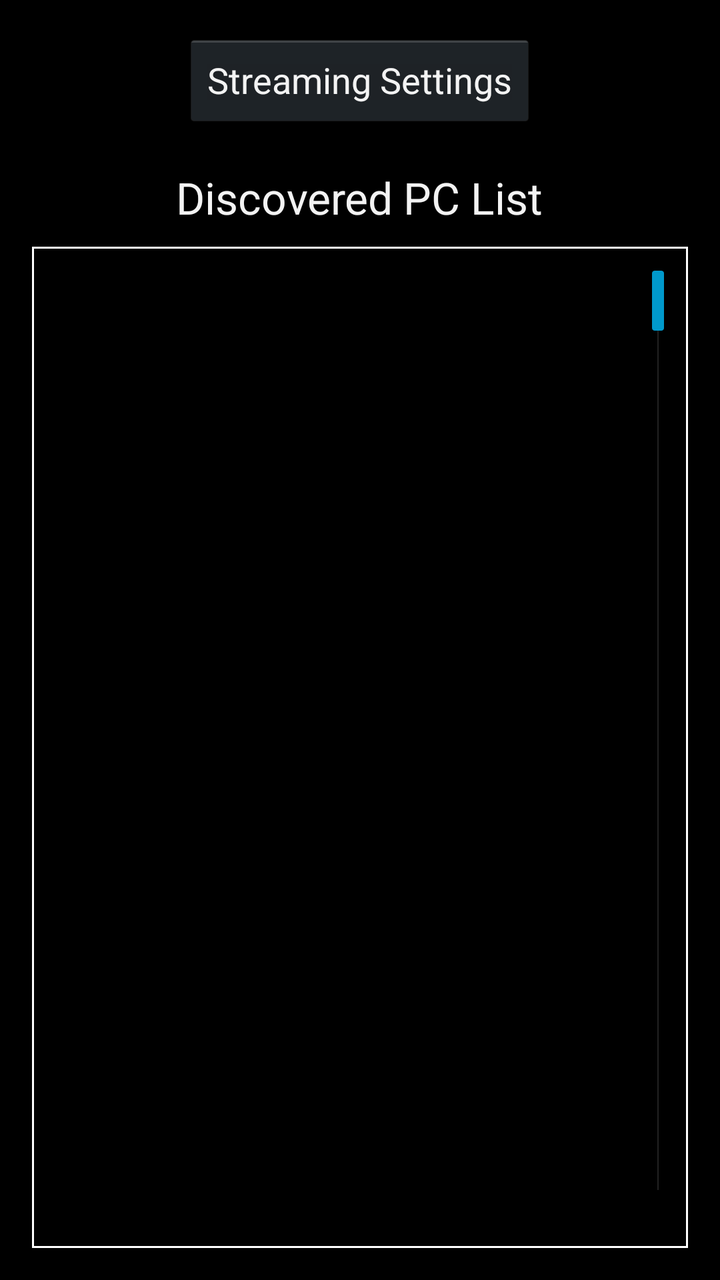
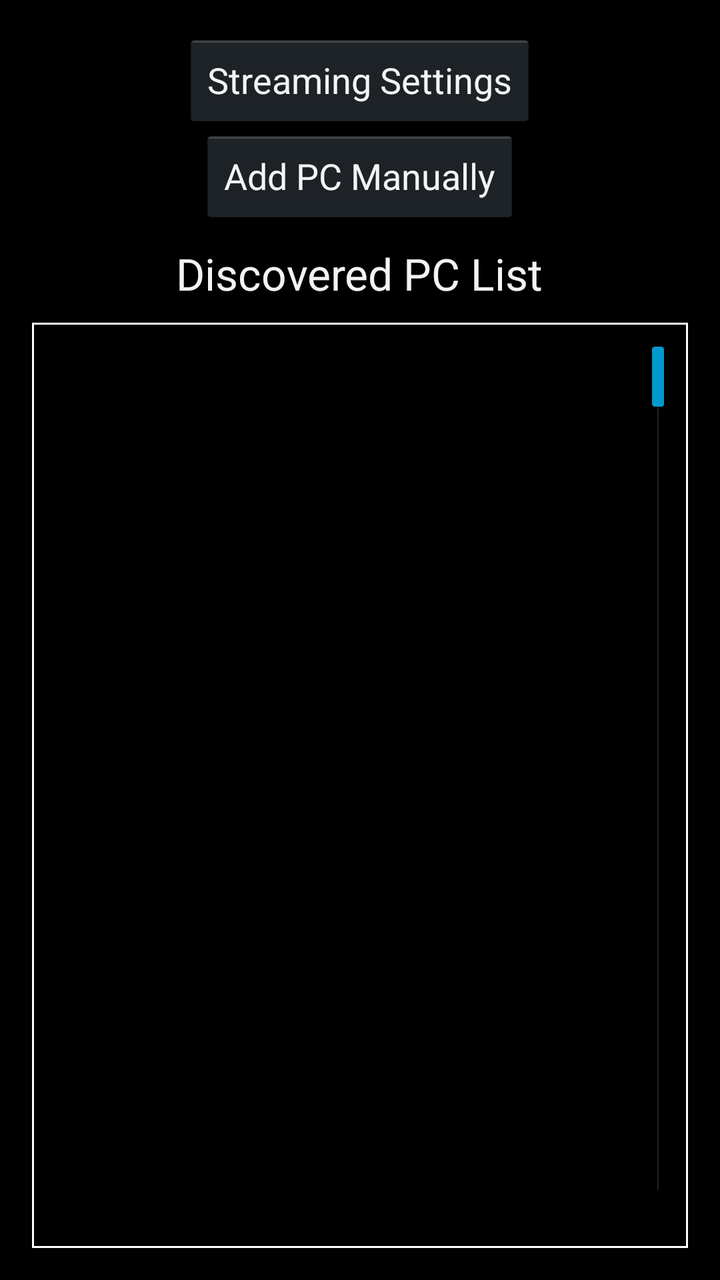

The first picture is an Android layout as it rendered before a commit; the second is the same layout after the commit. The layout source and the unified diff follow.
<!-- AndroidManifest.xml: application theme AppTheme -->
<!-- res/layout/activity_pc_view.xml -->
<RelativeLayout xmlns:android="http://schemas.android.com/apk/res/android"
    xmlns:tools="http://schemas.android.com/tools"
    android:layout_width="match_parent"
    android:layout_height="match_parent"
    android:paddingBottom="@dimen/activity_vertical_margin"
    android:paddingLeft="@dimen/activity_horizontal_margin"
    android:paddingRight="@dimen/activity_horizontal_margin"
    android:paddingTop="@dimen/activity_vertical_margin"
    tools:context=".PcView" >

    <ListView
        android:id="@+id/pcListView"
        android:layout_width="match_parent"
        android:layout_height="wrap_content"
        android:layout_alignParentBottom="true"
        android:layout_alignParentLeft="true"
        android:layout_alignParentRight="true"
        android:layout_below="@+id/discoveryText"
        android:background="@drawable/list_view_unselected"
        android:fastScrollEnabled="true"
        android:longClickable="false"
        android:stackFromBottom="false" >

    </ListView>
    
    <TextView
        android:id="@+id/discoveryText"
        android:layout_width="wrap_content"
        android:layout_height="wrap_content"
        android:layout_centerHorizontal="true"
        android:textAppearance="?android:attr/textAppearanceLarge"
        android:layout_below="@+id/settingsButton"
        android:paddingTop="20dp"
        android:paddingBottom="10dp"
        android:text="Discovered PC List" />

    <Button
        android:id="@+id/settingsButton"
        android:layout_width="wrap_content"
        android:layout_height="wrap_content"
        android:layout_centerHorizontal="true"
        android:layout_alignParentTop="true"
        android:text="Streaming Settings" />

</RelativeLayout>
<!-- resources referenced by this layout -->
<resources>
  <dimen name="activity_horizontal_margin">16dp</dimen>
  <dimen name="activity_vertical_margin">16dp</dimen>
  <!-- drawable list_view_unselected (drawable) -->
  <?xml version="1.0" encoding="utf-8"?>
  <shape xmlns:android="http://schemas.android.com/apk/res/android"
      android:shape="rectangle" >
  
     <stroke android:width="1dip" android:color="#ffffff"/>
     
  </shape>
  <style name="AppTheme" parent="AppBaseTheme">
          
      </style>
  <style name="AppBaseTheme" parent="android:Theme">
          
      </style>
</resources>

<!-- the commit's change to res/layout/activity_pc_view.xml (unified diff, before → after) -->
@@ -29,8 +29,8 @@
         android:layout_height="wrap_content"
         android:layout_centerHorizontal="true"
         android:textAppearance="?android:attr/textAppearanceLarge"
-        android:layout_below="@+id/settingsButton"
-        android:paddingTop="20dp"
+        android:layout_below="@+id/manuallyAddPc"
+        android:paddingTop="10dp"
         android:paddingBottom="10dp"
         android:text="Discovered PC List" />
 
@@ -41,5 +41,13 @@
         android:layout_centerHorizontal="true"
         android:layout_alignParentTop="true"
         android:text="Streaming Settings" />
+    
+    <Button
+        android:id="@+id/manuallyAddPc"
+        android:layout_width="wrap_content"
+        android:layout_height="wrap_content"
+        android:layout_below="@+id/settingsButton"
+        android:layout_centerHorizontal="true"
+        android:text="Add PC Manually" />
 
 </RelativeLayout>
